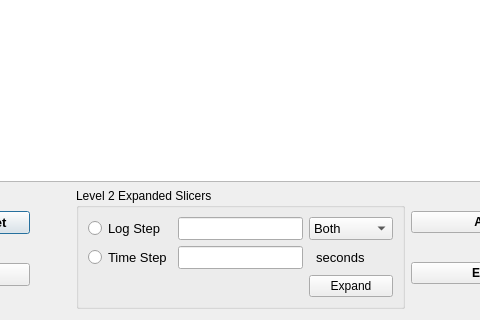
First picture: the form in src/interface/gui/ui_ManualSlicerTable.ui, repository neutrons/PyVDrive, before the edit; both pictures show x 268 to 748 and y 366 to 686 of the 1016 by 686 pixel window.
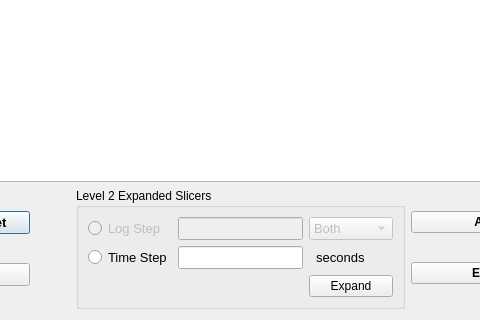
Second picture: the form after the edit. Custom widgets are drawn as their Qt base class.

Commit message: Refs #65. Started to implement 2nd-level slicer setup.

Patch:
```diff
--- a/src/interface/gui/ui_ManualSlicerTable.ui
+++ b/src/interface/gui/ui_ManualSlicerTable.ui
@@ -121,6 +121,9 @@
         </item>
         <item row="1" column="1">
          <widget class="QLineEdit" name="lineEdit_logValueStepLevel2">
+          <property name="enabled">
+           <bool>false</bool>
+          </property>
           <property name="sizePolicy">
            <sizepolicy hsizetype="Preferred" vsizetype="Fixed">
             <horstretch>0</horstretch>
@@ -148,6 +151,9 @@
         </item>
         <item row="1" column="0">
          <widget class="QRadioButton" name="radioButton_logValueStep">
+          <property name="enabled">
+           <bool>false</bool>
+          </property>
           <property name="font">
            <font>
             <pointsize>10</pointsize>
@@ -160,6 +166,9 @@
         </item>
         <item row="1" column="2">
          <widget class="QComboBox" name="comboBox_logChangeDirectionLevel2">
+          <property name="enabled">
+           <bool>false</bool>
+          </property>
           <property name="font">
            <font>
             <pointsize>10</pointsize>
```
The commit also changes 1 other file.
